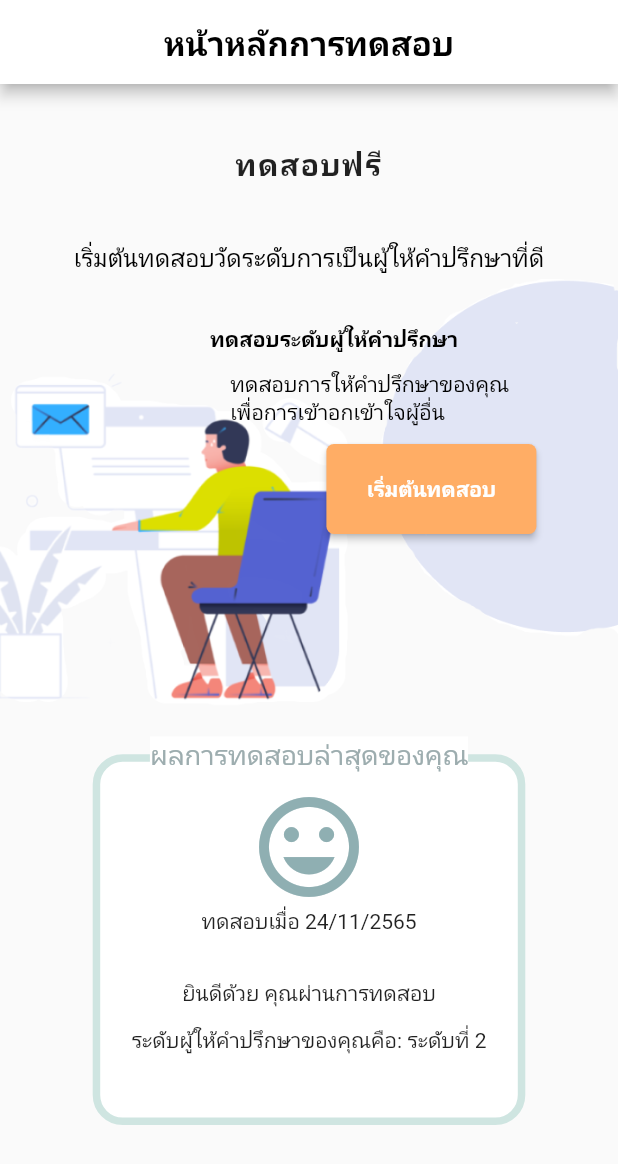
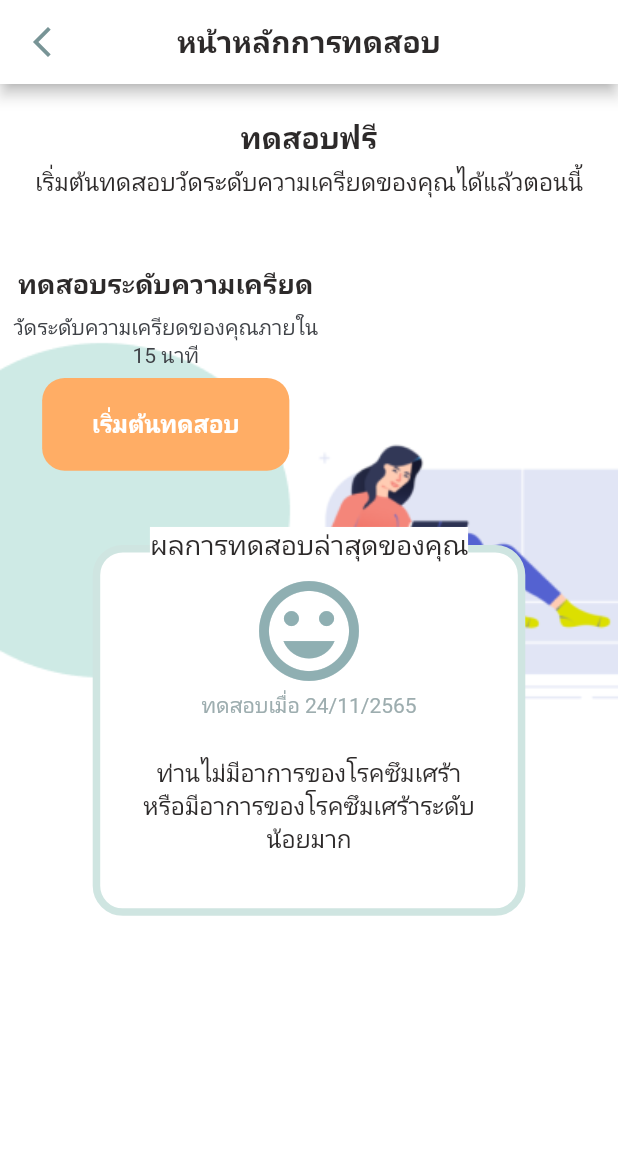
Before and after one commit to aofattaporn/jitD_fronted, a Flutter app: the ProfilePage screen opened directly, after a tap on the "flash on" icon, on a phone screen of 412 x 824 dp. Shown: the top 1164 px of the screen. Run offline on Flutter 3.47's test engine with Material 2 defaults, Android fonts, the light colour scheme and no system bars; our stand-ins replace bloc, equatable, firebase_auth, firebase_core, flutter_bloc, flutter_slidable and 9 more; missing offline and left inert: flutter_facebook_auth; accounts and stored records are empty; network calls fail; Roboto replaces fonts that are missing (Bai Jamjuree).

Commit message:
Redesign code in Stress/Consult Page UI

```diff
--- a/lib/src/constant.dart
+++ b/lib/src/constant.dart
@@ -37,6 +37,7 @@ const Color heartColor = Color.fromRGBO(255, 64, 129, 1);
 
 const double kPadding = 20.0;
 
+/// -------------------------------- Thai --------------------------------
 final TextStyle fontsTH10_Black = GoogleFonts.getFont(
     "Bai Jamjuree", fontSize: 10, color: textColor1);
 final TextStyle fontsTH14_white = GoogleFonts.getFont(
@@ -50,18 +51,28 @@ final TextStyle fontsTH14_black_bold = GoogleFonts.getFont(
 final TextStyle fontsTH16_black_bold = GoogleFonts.getFont(
     "Bai Jamjuree", fontSize: 16, color: textColor1, fontWeight: FontWeight.bold);
 final TextStyle fontsTH16_Red = GoogleFonts.getFont(
-    "Lato", fontSize: 16, color: statusColorError);
+    "Bai Jamjuree", fontSize: 16, color: statusColorError);
 final TextStyle fontsTH16_Black = GoogleFonts.getFont(
-    "Lato", fontSize: 16, color: textColor1);
+    "Bai Jamjuree", fontSize: 16, color: textColor1);
 final TextStyle fontsTH16_Grey = GoogleFonts.getFont(
-    "Lato", fontSize: 16, color: textColor3);
+    "Bai Jamjuree", fontSize: 16, color: textColor3);
+final TextStyle fontsTH16_white_bold = GoogleFonts.getFont(
+    "Bai Jamjuree", fontSize: 16, color: Colors.white, fontWeight: FontWeight.bold);
+final TextStyle fontsTH18_black_bold = GoogleFonts.getFont(
+    "Bai Jamjuree", fontSize: 18, color: textColor1, fontWeight: FontWeight.bold);
+final TextStyle fontsTH16_thirteryd_bold = GoogleFonts.getFont(
+    "Bai Jamjuree", fontSize: 16, color: thirterydColor, fontWeight: FontWeight.bold);
 final TextStyle fontsTH18_Black = GoogleFonts.getFont(
-    "Lato", fontSize: 18, color: textColor3);
+    "Bai Jamjuree", fontSize: 18, color: textColor1);
+final TextStyle fontsTH20_Black = GoogleFonts.getFont(
+    "Bai Jamjuree", fontSize: 20, color: textColor3);
+final TextStyle fontsTH20_black_bold = GoogleFonts.getFont(
+    "Bai Jamjuree", fontSize: 20, color: textColor1, fontWeight: FontWeight.bold);
+
+/// -------------------------------- Eng --------------------------------
 final TextStyle fontsENG18_White = GoogleFonts.getFont(
     "Lato", fontSize: 18, color: Colors.white);
 final TextStyle fontsENG18_White_Bold = GoogleFonts.getFont(
     "Lato", fontSize: 18, color: Colors.white, fontWeight: FontWeight.bold);
-final TextStyle fontsTH20_Black = GoogleFonts.getFont(
-    "Lato", fontSize: 20, color: textColor3);
 final TextStyle fontsENG20_White_Bold = GoogleFonts.getFont(
     "Lato", fontSize: 20, color: Colors.white, fontWeight: FontWeight.bold);
--- a/lib/src/screens/profile/ProfilePage.dart
+++ b/lib/src/screens/profile/ProfilePage.dart
@@ -499,7 +499,7 @@ class _ProfilePageState extends State<ProfilePage> {
       iconSize: MediaQuery.of(context).size.height * 0.05,
       onPressed: () {
         Navigator.push(context,
-            MaterialPageRoute(builder: (context) => ResultCounsellor()));
+            MaterialPageRoute(builder: (context) => ResultTest()));
       },
     );
   }
@@ -512,7 +512,7 @@ class _ProfilePageState extends State<ProfilePage> {
       ),
       onPressed: () {
         Navigator.push(
-            context, MaterialPageRoute(builder: (context) => Resulttest()));
+            context, MaterialPageRoute(builder: (context) => ResultCounsellor()));
       },
     );
   }
--- a/lib/src/screens/test_stress/result_counsellor.dart
+++ b/lib/src/screens/test_stress/result_counsellor.dart
@@ -2,7 +2,7 @@ import 'package:flutter/cupertino.dart';
 import 'package:flutter/material.dart';
 
 import '../../constant.dart';
-import 'exanmination.dart';
+import '../../constant/constant_fonts.dart';
 
 class ResultCounsellor extends StatefulWidget {
   const ResultCounsellor({Key? key}) : super(key: key);
@@ -16,115 +16,67 @@ class _ResultCounsellorState extends State<ResultCounsellor> {
   Widget build(BuildContext context) {
     return Scaffold(
       appBar: AppBar(
+        leading: IconButton(
+          icon: const Icon(
+            Icons.arrow_back_ios_new,
+            color: secondaryColorDark,
+          ),
+          onPressed: () {
+            Navigator.pop(context);
+          },
+        ),
         backgroundColor: Colors.white,
         centerTitle: true,
-        title: const Text(
+        title: Text(
           "หน้าหลักการทดสอบ",
-          style: TextStyle(
-              fontSize: 22, color: Colors.black, fontWeight: FontWeight.bold),
+          style: fontsTH20_black_bold,
         ),
       ),
-      body: Column(children: [
-        Column(
-          crossAxisAlignment: CrossAxisAlignment.end,
-          mainAxisAlignment: MainAxisAlignment.center,
+      body: Container(
+        width: MediaQuery.of(context).size.width,
+        height: MediaQuery.of(context).size.height,
+        decoration: const BoxDecoration(
+            image: DecorationImage(
+                image: AssetImage("assets/images/consult_wallpaper.png"),
+                fit: BoxFit.cover)),
+        child: Column(
           children: [
-            /// Text 1
-            const Center(
-              // color: Colors.lightBlue,
-              child: Padding(
-                padding: EdgeInsets.symmetric(horizontal: 5, vertical: 40),
-                child: Center(
-                  child: SizedBox(
-                    height: 25,
-                    child: Text("ทดสอบฟรี",
-                        style: TextStyle(
-                            fontSize: 20,
-                            fontWeight: FontWeight.w600,
-                            letterSpacing: 1)),
+            sectionHeader(context),
+            sectionButton(context),
+            sectionResult(context),
+          ],
         ),
       ),
+    );
+  }
+
+  Column sectionHeader(BuildContext context) {
+    return Column(
+      children: [
+        Padding(
+          padding: EdgeInsets.only(
+              top: MediaQuery.of(context).devicePixelRatio * 15,
+              bottom: MediaQuery.of(context).devicePixelRatio * 3),
+          child: Text("ทดสอบฟรี", style: fontsTH20_black_bold),
+        ),
+        Padding(
+          padding: EdgeInsets.symmetric(
+              horizontal: MediaQuery.of(context).devicePixelRatio * 20),
+          child: Text(
+            "เริ่มต้นทดสอบวัดระดับการเป็นผู้ให้คำปรึกษาที่ดี",
+            style: fontsTH16_Black,
+            textAlign: TextAlign.center,
           ),
         ),
-            const Center(
-              child: Padding(
-                padding: EdgeInsets.all(0),
-                child: Center(
-                  child: SizedBox(
-                    height: 25,
-                    child: Text(
-                      "เริ่มต้นทดสอบวัดระดับการเป็นผู้ให้คำปรึกษาที่ดี\n",
-                      style: TextStyle(color: Colors.black, fontSize: 16),
-                    ),
-                  ),
-                ),
-              ),
-            ),
+      ],
+    );
+  }
 
-            /// background image
-            Stack(
-              children: [
-                Image.asset(
-                  'assets/images/test_stress2-depositphotos.png',
-                  width: MediaQuery.of(context).size.width,
-                  height: MediaQuery.of(context).size.height * 0.37,
-                  fit: BoxFit.cover,
-                ),
-                Align(
-                  alignment: const AlignmentDirectional(0.6, -1),
-                  child: Padding(
-                    padding: const EdgeInsets.only(top: 110),
-                    child: ElevatedButton(
-                        onPressed: () {
-                          Navigator.push(
-                            context,
-                            CupertinoPageRoute(
-                                builder: (context) => Examination()),
-                          );
-                        },
-                        style: ElevatedButton.styleFrom(
-                            backgroundColor: thirterydColor,
-                            minimumSize: const Size(140, 60),
-                            shape: RoundedRectangleBorder(
-                                borderRadius: BorderRadius.circular(5)),
-                            fixedSize: const Size.fromHeight(30)),
-                        child: const Text("เริ่มต้นทดสอบ",
-                            style: TextStyle(
-                                fontWeight: FontWeight.bold,
-                                color: Colors.white))),
-                  ),
-                ),
-                const Align(
-                  alignment: AlignmentDirectional(5, -1),
-                  child: Padding(
+  Padding sectionResult(BuildContext context) {
+    return Padding(
       padding:
-                          EdgeInsets.symmetric(horizontal: 120, vertical: 30),
-                      child: Text(
-                        "ทดสอบระดับผู้ให้คำปรึกษา",
-                        style: TextStyle(
-                            color: Colors.black,
-                            fontSize: 14,
-                            fontWeight: FontWeight.bold),
-                      )),
-                ),
-                const Align(
-                  alignment: AlignmentDirectional(5, -1),
-                  child: Padding(
-                      padding:
-                          EdgeInsets.symmetric(horizontal: 105, vertical: 60),
-                      child: Text(
-                        "ทดสอบการให้คำปรึกษาของคุณ\n"
-                        "เพื่อการเข้าอกเข้าใจผู้อื่น",
-                        style: TextStyle(color: Colors.black, fontSize: 14),
-                      )),
-                ),
-              ],
-            ),
-          ],
-        ),
-        Column(
-          children: [
-            Stack(children: [
+          EdgeInsets.only(top: MediaQuery.of(context).devicePixelRatio * 35),
+      child: Stack(children: [
         Center(
           child: Padding(
             padding: const EdgeInsets.only(top: 12),
@@ -132,33 +84,36 @@ class _ResultCounsellorState extends State<ResultCounsellor> {
               width: MediaQuery.of(context).size.width * 0.7,
               height: MediaQuery.of(context).size.height * 0.3,
               decoration: BoxDecoration(
-                        borderRadius:
-                            const BorderRadius.all(Radius.circular(20)),
+                  borderRadius: const BorderRadius.all(Radius.circular(20)),
                   color: backgroundColor2,
                   border: Border.all(
-                            color: const Color.fromRGBO(207, 229, 225, 1),
-                            width: 5)),
+                      color: const Color.fromRGBO(207, 229, 225, 1), width: 5)),
               child: Column(
                 children: [
                   SizedBox(
-                          height: MediaQuery.of(context).size.height * 0.02,
+                    height: MediaQuery.of(context).size.height * 0.015,
                   ),
-                        Icon(
+                  const Icon(
                     Icons.mood,
                     size: 80,
                     color: secondaryColorLight,
                   ),
                   Text(
-                          "ทดสอบเมื่อ 24/11/2565",
+                    "ทดสอบเมื่อ 24/11/2565\n",
+                    style: fontsTH14TextColor3,
                   ),
-                        SizedBox(
-                          height: MediaQuery.of(context).size.height * 0.035,
+                  Text(
+                    "ยินดีด้วยคุณผ่านการทดสอบ\n",
+                    style: fontsTH14_black_bold,
                   ),
-                        Text("ยินดีด้วย คุณผ่านการทดสอบ"),
-                        SizedBox(
-                          height: MediaQuery.of(context).size.height * 0.015,
+                  Text(
+                    "ระดับผู้ให้คำปรึกษาของคุณคือ :",
+                    style: fontsTH16_Black,
                   ),
-                        Text("ระดับผู้ให้คำปรึกษาของคุณคือ: ระดับที่ 2")
+                  Text(
+                    "ระดับที่ 2",
+                    style: fontsTH16_thirteryd_bold,
+                  )
                 ],
               ),
             ),
@@ -167,13 +122,56 @@ class _ResultCounsellorState extends State<ResultCounsellor> {
         Center(
           child: Container(
               color: Colors.white,
-                    child:
-                        Text("ผลการทดสอบล่าสุดของคุณ", style: fontsTH18_Black)),
-              ),
-            ]),
-          ],
+              child: Text("ผลการทดสอบล่าสุดของคุณ", style: fontsTH18_Black)),
         ),
       ]),
     );
   }
+
+  Padding sectionButton(BuildContext context) {
+    return Padding(
+      padding: EdgeInsets.only(
+          top: MediaQuery.of(context).devicePixelRatio * 20,
+          right: MediaQuery.of(context).devicePixelRatio * 5),
+      child: Align(
+        alignment: AlignmentDirectional.centerEnd,
+        child: SizedBox(
+          width: MediaQuery.of(context).size.width * 0.5,
+          child: Column(
+            children: [
+              Text(
+                "ทดสอบผู้ให้คำปรึกษา",
+                style: fontsTH18_black_bold,
+                textAlign: TextAlign.center,
+              ),
+              Padding(
+                padding: EdgeInsets.symmetric(
+                    vertical: MediaQuery.of(context).devicePixelRatio * 4),
+                child: Text(
+                  "ทดสอบการให้คำปรึกษาของคุณ เพื่อการเข้าอกเข้าใจผู้อื่น",
+                  style: fontsTH14TextColor2,
+                  textAlign: TextAlign.center,
+                ),
+              ),
+              GestureDetector(
+                onTap: () {},
+                child: Container(
+                  width: MediaQuery.of(context).size.width * 0.4,
+                  height: MediaQuery.of(context).size.height * 0.075,
+                  decoration: BoxDecoration(
+                      color: thirterydColor,
+                      borderRadius: BorderRadius.circular(15)),
+                  child: Center(
+                      child: Text(
+                    "เริ่มต้นทดสอบ",
+                    style: fontsTH16White,
+                  )),
+                ),
+              )
+            ],
+          ),
+        ),
+      ),
+    );
   }
+}
--- a/lib/src/screens/test_stress/result_test.dart
+++ b/lib/src/screens/test_stress/result_test.dart
@@ -1,122 +1,82 @@
 import 'package:flutter/cupertino.dart';
 import 'package:flutter/material.dart';
+import 'package:jitd_client/src/constant/constant_fonts.dart';
 
 import '../../constant.dart';
-import 'exanmination.dart';
 
-class Resulttest extends StatefulWidget {
-  const Resulttest({Key? key}) : super(key: key);
+class ResultTest extends StatefulWidget {
+  const ResultTest({Key? key}) : super(key: key);
 
   @override
-  State<Resulttest> createState() => _ResulttestState();
+  State<ResultTest> createState() => ResultTestState();
 }
 
-class _ResulttestState extends State<Resulttest> {
+class ResultTestState extends State<ResultTest> {
   @override
   Widget build(BuildContext context) {
     return Scaffold(
       appBar: AppBar(
+        leading: IconButton(
+          icon: const Icon(
+            Icons.arrow_back_ios_new,
+            color: secondaryColorDark,
+          ),
+          onPressed: () {
+            Navigator.pop(context);
+          },
+        ),
         backgroundColor: Colors.white,
         centerTitle: true,
-        title: const Text(
+        title: Text(
           "หน้าหลักการทดสอบ",
-          style: TextStyle(
-              fontSize: 22, color: Colors.black, fontWeight: FontWeight.bold),
+          style: fontsTH20_black_bold,
         ),
       ),
-      body: Column(children: [
-        Column(
-          crossAxisAlignment: CrossAxisAlignment.end,
-          mainAxisAlignment: MainAxisAlignment.center,
+      body: Container(
+        width: MediaQuery.of(context).size.width,
+        height: MediaQuery.of(context).size.height,
+        decoration: const BoxDecoration(
+            image: DecorationImage(
+                image: AssetImage("assets/images/stress_wallpaper.png"),
+                fit: BoxFit.cover)),
+        child: Column(
           children: [
-            /// Text 1
-            const Center(
-              // color: Colors.lightBlue,
-              child: Padding(
-                padding: EdgeInsets.symmetric(horizontal: 5, vertical: 40),
-                child: Text("ทดสอบฟรี",
-                    style: TextStyle(
-                        fontSize: 20,
-                        fontWeight: FontWeight.w600,
-                        letterSpacing: 1)),
+            sectionHeader(context),
+            sectionButton(context),
+            sectionResult(context),
+          ],
         ),
       ),
-            const Center(
-              child: Padding(
-                padding: EdgeInsets.all(0),
-                child: Center(
-                  child: Text("เริ่มต้นทดสอบวัดระดับความเครียดของคุณได้แล้ว\n",
-                      style: TextStyle(color: Colors.black, fontSize: 16)),
+    );
+  }
+
+  Column sectionHeader(BuildContext context) {
+    return Column(
+      children: [
+        Padding(
+          padding: EdgeInsets.only(
+              top: MediaQuery.of(context).devicePixelRatio * 15,
+              bottom: MediaQuery.of(context).devicePixelRatio * 3),
+          child: Text("ทดสอบฟรี", style: fontsTH20_black_bold),
+        ),
+        Padding(
+          padding: EdgeInsets.symmetric(
+              horizontal: MediaQuery.of(context).devicePixelRatio * 15),
+          child: Text(
+            "เริ่มต้นทดสอบวัดระดับความเครียดของคุณได้แล้วตอนนี้",
+            style: fontsTH16_Black,
+            textAlign: TextAlign.center,
           ),
         ),
-            ),
-            const Center(
-              child: Padding(
-                padding: EdgeInsets.all(0.1),
-                child: Center(
-                  child: Text("ตอนนี้",
-                      style: TextStyle(color: Colors.black, fontSize: 16)),
-                ),
-              ),
-            ),
+      ],
+    );
+  }
 
-            /// background image
-            Stack(
-              children: [
-                Image.asset(
-                  'assets/images/test_stress3-depositphotos.png',
-                  width: MediaQuery.of(context).size.width,
-                  height: MediaQuery.of(context).size.height * 0.3,
-                  fit: BoxFit.cover,
-                ),
-                Align(
-                  alignment: const AlignmentDirectional(-0.55, -1),
-                  child: Padding(
-                    padding: const EdgeInsets.only(top: 150),
-                    child: ElevatedButton(
-                        onPressed: () {
-                          Navigator.push(
-                            context,
-                            CupertinoPageRoute(
-                                builder: (context) => Examination()),
-                          );
-                        },
-                        style: ElevatedButton.styleFrom(
-                            backgroundColor: thirterydColor,
-                            minimumSize: const Size(140, 60),
-                            shape: RoundedRectangleBorder(
-                                borderRadius: BorderRadius.circular(5)),
-                            fixedSize: const Size.fromHeight(30)),
-                        child: const Text("เริ่มต้นทดสอบ",
-                            style: TextStyle(
-                                fontSize: 16,
-                                fontWeight: FontWeight.bold,
-                                color: Colors.white))),
-                  ),
-                ),
-                const Padding(
-                    padding: EdgeInsets.symmetric(horizontal: 30, vertical: 60),
-                    child: Text(
-                      "ทดสอบระดับความเครียด",
-                      style: TextStyle(
-                          color: Colors.black,
-                          fontSize: 14,
-                          fontWeight: FontWeight.bold),
-                    )),
-                const Padding(
-                    padding: EdgeInsets.symmetric(horizontal: 30, vertical: 90),
-                    child: Text(
-                      "วัดระดับความเครียดของ\n"
-                      "คุณภายใน 15 นาที",
-                      style: TextStyle(color: Colors.black, fontSize: 14),
-                    )),
-              ],
-            ),
-          ],
-        ),
-        Column(
-          children: [
-            Stack(children: [
+  Padding sectionResult(BuildContext context) {
+    return Padding(
+      padding:
+          EdgeInsets.only(top: MediaQuery.of(context).devicePixelRatio * 25),
+      child: Stack(children: [
         Center(
           child: Padding(
             padding: const EdgeInsets.only(top: 12),
@@ -124,37 +84,34 @@ class _ResulttestState extends State<Resulttest> {
               width: MediaQuery.of(context).size.width * 0.7,
               height: MediaQuery.of(context).size.height * 0.3,
               decoration: BoxDecoration(
-                        borderRadius:
-                            const BorderRadius.all(Radius.circular(20)),
+                  borderRadius: const BorderRadius.all(Radius.circular(20)),
                   color: backgroundColor2,
                   border: Border.all(
-                            color: const Color.fromRGBO(207, 229, 225, 1),
-                            width: 5)),
+                      color: const Color.fromRGBO(207, 229, 225, 1), width: 5)),
               child: Column(
                 children: [
                   SizedBox(
                     height: MediaQuery.of(context).size.height * 0.015,
                   ),
-                        Icon(
+                  const Icon(
                     Icons.mood,
                     size: 80,
                     color: secondaryColorLight,
                   ),
                   Text(
                     "ทดสอบเมื่อ 24/11/2565",
+                    style: fontsTH14TextColor3,
                   ),
                   SizedBox(
-                          height: MediaQuery.of(context).size.height * 0.02,
+                    height: MediaQuery.of(context).size.height * 0.03,
                   ),
-                        Text("ท่านไม่มีอาการของโรคซึมเศร้า"),
                   SizedBox(
-                          height: MediaQuery.of(context).size.height * 0.01,
-                        ),
-                        Text("หรือมีอาการของโรคซึมเศร้า"),
-                        SizedBox(
-                          height: MediaQuery.of(context).size.height * 0.01,
-                        ),
-                        Text("ระดับน้อยมาก"),
+                      width: MediaQuery.of(context).size.width * 0.55,
+                      child: Text(
+                        "ท่านไม่มีอาการของโรคซึมเศร้าหรือมีอาการของโรคซึมเศร้าระดับน้อยมาก",
+                        style: fontsTH16_Black,
+                        textAlign: TextAlign.center,
+                      ))
                 ],
               ),
             ),
@@ -163,13 +120,56 @@ class _ResulttestState extends State<Resulttest> {
         Center(
           child: Container(
               color: Colors.white,
-                    child:
-                        Text("ผลการทดสอบล่าสุดของคุณ", style: fontsTH18_Black)),
-              ),
-            ]),
-          ],
+              child: Text("ผลการทดสอบล่าสุดของคุณ", style: fontsTH18_Black)),
         ),
       ]),
     );
   }
+
+  Padding sectionButton(BuildContext context) {
+    return Padding(
+      padding: EdgeInsets.only(
+          top: MediaQuery.of(context).devicePixelRatio * 30,
+          left: MediaQuery.of(context).devicePixelRatio * 5),
+      child: Align(
+        alignment: AlignmentDirectional.centerStart,
+        child: SizedBox(
+          width: MediaQuery.of(context).size.width * 0.5,
+          child: Column(
+            children: [
+              Text(
+                "ทดสอบระดับความเครียด",
+                style: fontsTH18_black_bold,
+                textAlign: TextAlign.center,
+              ),
+              Padding(
+                padding: EdgeInsets.symmetric(
+                    vertical: MediaQuery.of(context).devicePixelRatio * 4),
+                child: Text(
+                  "วัดระดับความเครียดของคุณภายใน 15 นาที",
+                  style: fontsTH14TextColor2,
+                  textAlign: TextAlign.center,
+                ),
+              ),
+              GestureDetector(
+                onTap: () {},
+                child: Container(
+                  width: MediaQuery.of(context).size.width * 0.4,
+                  height: MediaQuery.of(context).size.height * 0.075,
+                  decoration: BoxDecoration(
+                      color: thirterydColor,
+                      borderRadius: BorderRadius.circular(15)),
+                  child: Center(
+                      child: Text(
+                    "เริ่มต้นทดสอบ",
+                    style: fontsTH16White,
+                  )),
+                ),
+              )
+            ],
+          ),
+        ),
+      ),
+    );
   }
+}
```
Also changed, not shown: assets/images/consult_wallpaper.png (added), assets/images/stress_wallpaper.png (added). Lines whose indentation alone changed are shown as unchanged.
